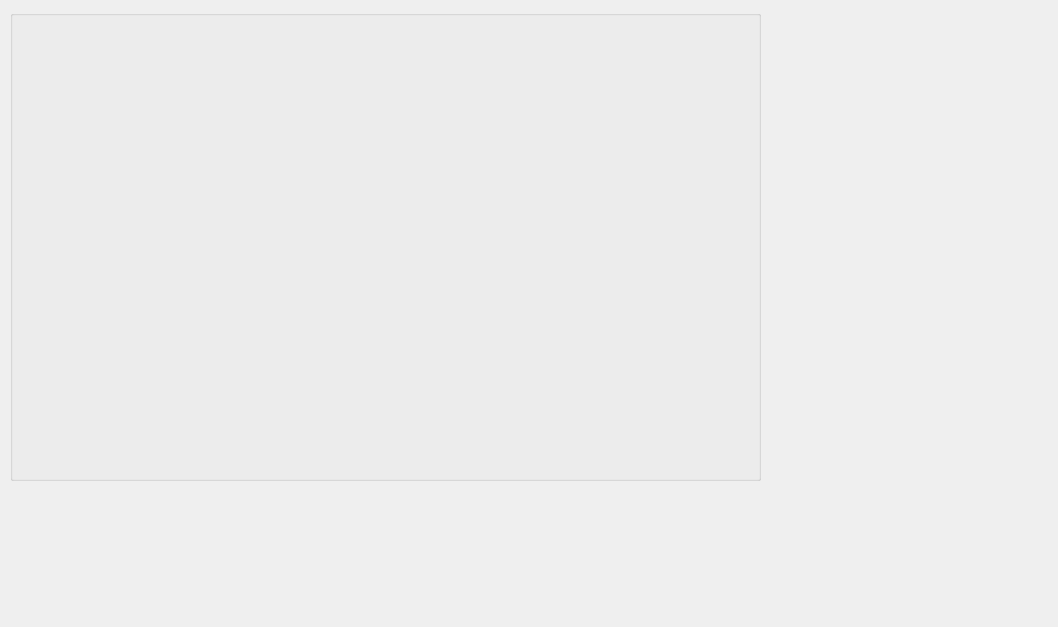
First picture: the form in sample/sample_main.ui, repository acebelaro/PyQtScrollableTable, before the edit.
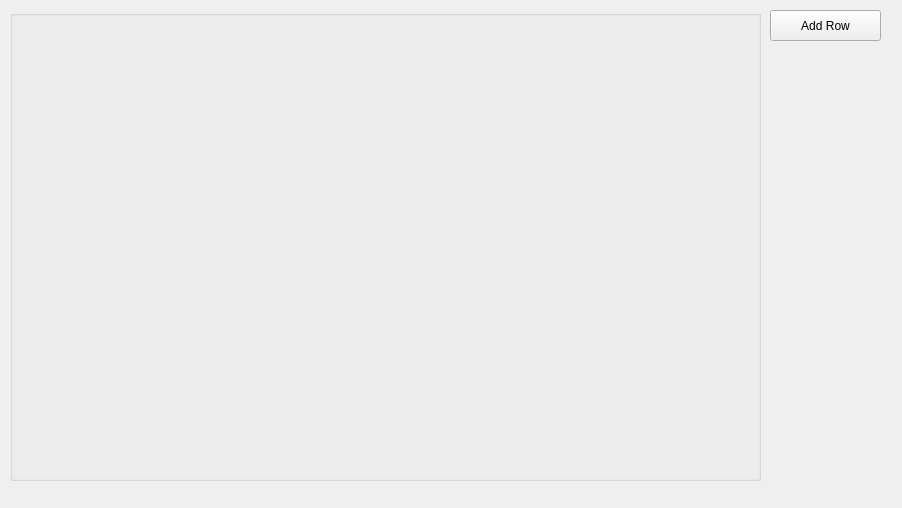
Second picture: the form after the edit.

```diff
--- a/sample/sample_main.ui
+++ b/sample/sample_main.ui
@@ -6,14 +6,14 @@
    <rect>
     <x>0</x>
     <y>0</y>
-    <width>1058</width>
-    <height>627</height>
+    <width>902</width>
+    <height>508</height>
    </rect>
   </property>
   <property name="minimumSize">
    <size>
-    <width>1058</width>
-    <height>627</height>
+    <width>0</width>
+    <height>0</height>
    </size>
   </property>
   <property name="windowTitle">
@@ -33,6 +33,19 @@
      <string/>
     </property>
    </widget>
+   <widget class="QPushButton" name="btnAddRow">
+    <property name="geometry">
+     <rect>
+      <x>770</x>
+      <y>10</y>
+      <width>111</width>
+      <height>31</height>
+     </rect>
+    </property>
+    <property name="text">
+     <string>Add Row</string>
+    </property>
+   </widget>
   </widget>
   <action name="actionSave">
    <property name="text">
```
